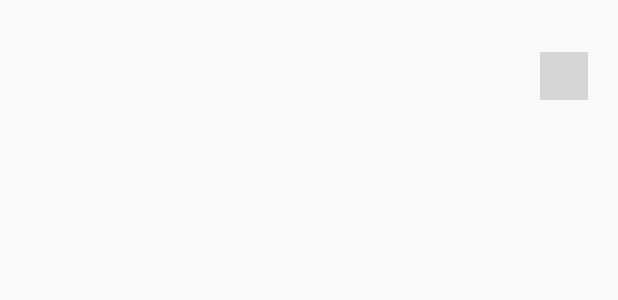
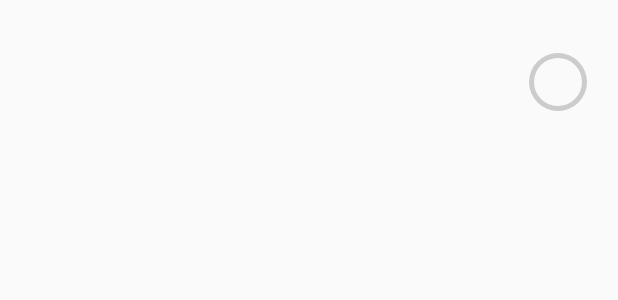
Before and after one commit to Kartikkumargujarati/AndroidTOTPAuth, an Android app: the layout account_row.xml on its own in the app's theme, with its tools: preview values and no code run, on a phone screen of 412 x 824 dp. Shown: the top 300 px of the screen. Run offline under Robolectric (Android 15) with nearby library versions, the phone set to English and light mode, and no system bars.

Commit message:
Show remaining seconds in the center of the timer counter spinner

```diff
--- a/app/src/main/res/layout/account_row.xml
+++ b/app/src/main/res/layout/account_row.xml
@@ -23,22 +23,36 @@
         <TextView
             android:id="@+id/totp_pin"
             android:layout_width="wrap_content"
-            android:layout_height="wrap_content" />
+            android:layout_height="wrap_content"
+            android:textSize="18sp"
+            android:textStyle="bold" />
 
-        <LinearLayout
+        <RelativeLayout
             android:layout_width="fill_parent"
             android:layout_height="wrap_content"
             android:layout_gravity="center_vertical"
-            android:gravity="right"
-            android:orientation="horizontal">
+            android:gravity="end">
+
+            <TextView
+                android:id="@+id/timer_counter_tv"
+                android:layout_width="40dip"
+                android:layout_height="40dip"
+                android:gravity="center"
+                android:layout_alignParentEnd="true"
+                android:layout_alignParentTop="true"/>
 
             <ProgressBar
-                android:id="@+id/barTimer"
+                android:id="@+id/timer_progress"
+                android:gravity="center_vertical"
+                android:layout_width="40dip"
+                android:layout_height="40dip"
+                android:indeterminate="false"
+                android:progressDrawable="@drawable/progress_loading"
+                android:background="@drawable/progress_circle"
                 style="?android:attr/progressBarStyleHorizontal"
-                android:layout_width="32dip"
-                android:layout_height="32dip"
-                android:layout_centerInParent="true"
-                android:progressDrawable="@drawable/circular_progress_bar" />
-        </LinearLayout>
+                android:layout_alignParentEnd="true"
+                android:layout_alignParentTop="true"/>
+
+        </RelativeLayout>
     </LinearLayout>
 </RelativeLayout>
```
